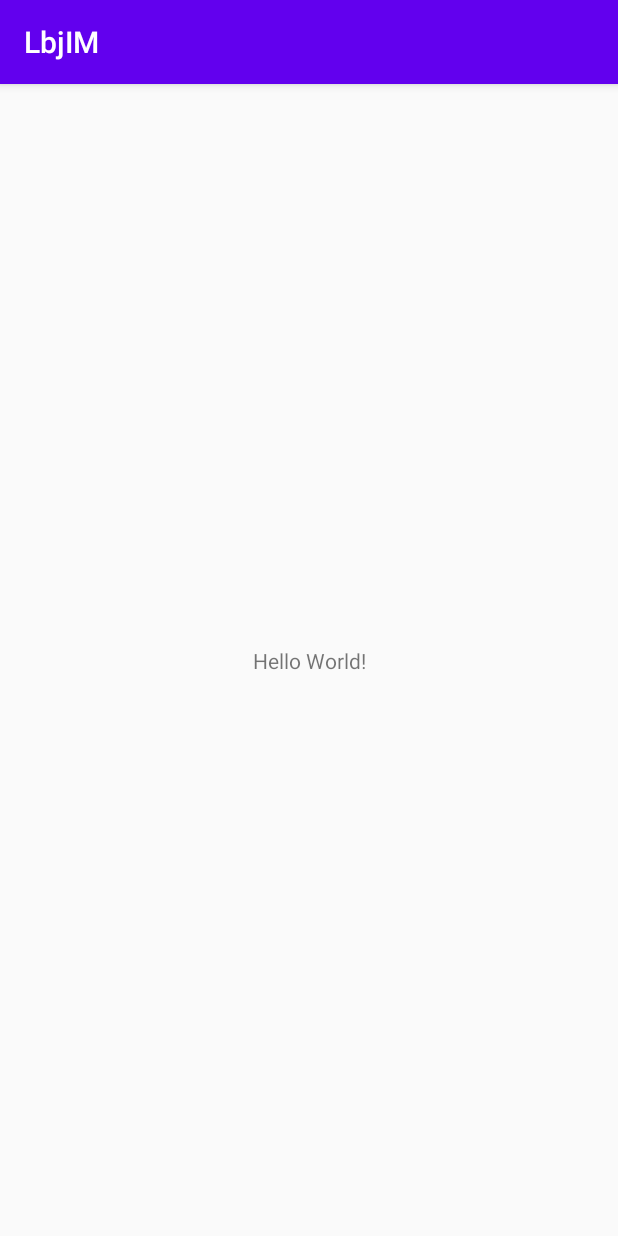
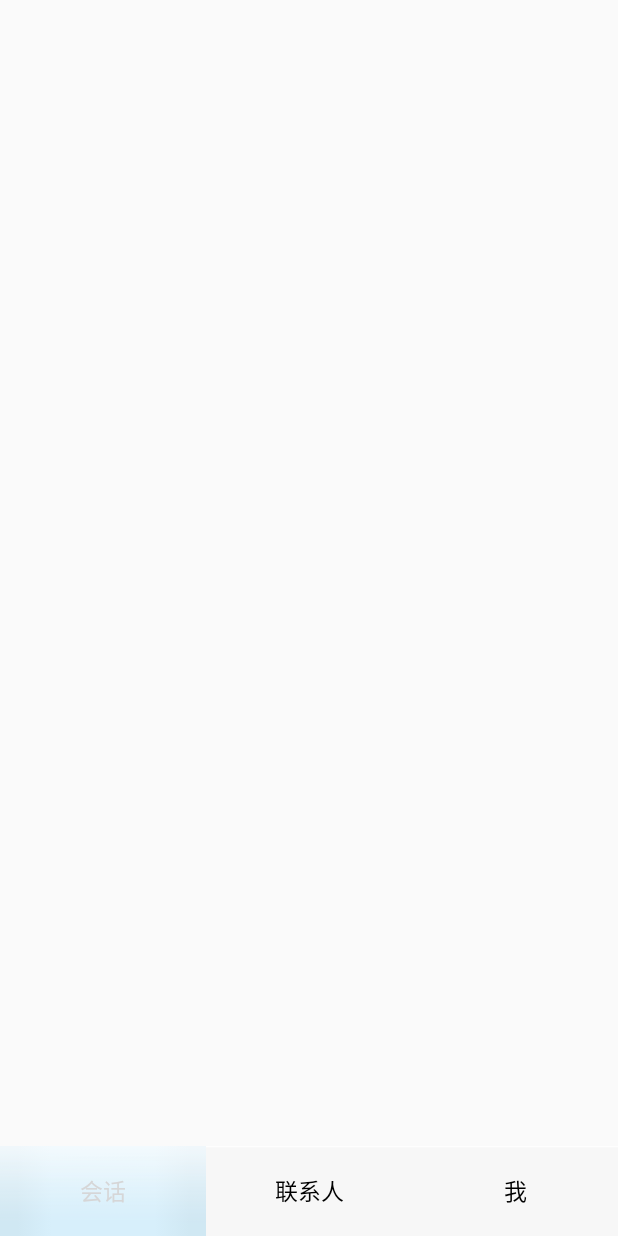
Before and after one commit to laieven/IM, an Android app: the MainActivity screen opened directly, with no data from a screen before it, on a phone screen of 412 x 824 dp. Run offline under Robolectric (Android 15) with nearby library versions, the phone set to English and light mode, and no system bars.

```diff
--- a/app/src/main/AndroidManifest.xml
+++ b/app/src/main/AndroidManifest.xml
@@ -43,22 +43,15 @@
         android:supportsRtl="true"
         android:theme="@style/Theme.GuiguIM"
         tools:targetApi="31">
-        <activity
-            android:name=".LoginActivity"
-            android:exported="false" />
-        <activity
-            android:name=".controller.activity.SplashActivity"
-            android:exported="true">
+        <activity android:name=".controller.activity.MainActivity" />
+        <activity android:name=".controller.activity.LoginActivity" />
+        <activity android:name=".controller.activity.SplashActivity">
             <intent-filter>
                 <action android:name="android.intent.action.MAIN" />
 
                 <category android:name="android.intent.category.LAUNCHER" />
             </intent-filter>
         </activity>
-        <activity
-            android:name=".controller.activity.MainActivity"
-            android:exported="true"></activity>
-        <activity android:name=".controller.activity.LoginActivity" />
 
         <meta-data
             android:name="EASEMOB_APPKEY"
--- a/app/src/main/java/com/lbj/guiguim/controller/activity/MainActivity.java
+++ b/app/src/main/java/com/lbj/guiguim/controller/activity/MainActivity.java
@@ -1,16 +1,75 @@
 package com.lbj.guiguim.controller.activity;
 
 import androidx.appcompat.app.AppCompatActivity;
+import androidx.fragment.app.Fragment;
+import androidx.fragment.app.FragmentActivity;
+import androidx.fragment.app.FragmentManager;
 
 import android.os.Bundle;
+import android.widget.RadioGroup;
 
 import com.lbj.guiguim.R;
+import com.lbj.guiguim.controller.fragment.ChatFragment;
+import com.lbj.guiguim.controller.fragment.ContactListFragment;
+import com.lbj.guiguim.controller.fragment.SettingFragment;
 
-public class MainActivity extends AppCompatActivity {
+import java.util.PrimitiveIterator;
+
+public class MainActivity extends FragmentActivity {
+
+    private RadioGroup rg_main;
+    private ChatFragment chatFragment;
+    private ContactListFragment contactListFragment;
+    private SettingFragment settingFragment;
 
     @Override
     protected void onCreate(Bundle savedInstanceState) {
         super.onCreate(savedInstanceState);
         setContentView(R.layout.activity_main);
+
+        initView();
+
+        initData();
+
+        initListener();
+    }
+
+    private void initListener() {
+        //RadioGroup的监听
+        rg_main.setOnCheckedChangeListener((radioGroup, i) -> {
+            Fragment fragment = null;
+            switch (i){
+                //选择进入某个页面
+                case R.id.rb_main_chat:
+                    fragment = chatFragment;
+                    break;
+                case R.id.rb_main_contact:
+                    fragment = contactListFragment;
+                    break;
+                case R.id.rb_main_setting:
+                    fragment = settingFragment;
+                    break;
+            }
+            switchFragment(fragment);
+        });
+        //默认进入会话
+        rg_main.check(R.id.rb_main_chat);
+    }
+
+    //实现切换
+    private void switchFragment(Fragment fragment) {
+        FragmentManager supportFragmentManager = getSupportFragmentManager();
+        supportFragmentManager.beginTransaction().replace(R.id.fl_main, fragment).commit();
+    }
+
+    private void initData() {
+        chatFragment = new ChatFragment();
+        contactListFragment = new ContactListFragment();
+        settingFragment = new SettingFragment();
+    }
+
+    private void initView() {
+        rg_main = findViewById(R.id.rg_main);
+
     }
 }
--- a/app/src/main/java/com/lbj/guiguim/controller/activity/SplashActivity.java
+++ b/app/src/main/java/com/lbj/guiguim/controller/activity/SplashActivity.java
@@ -9,6 +9,7 @@ import android.os.Build;
 import android.os.Bundle;
 import android.os.Handler;
 import android.os.Message;
+import android.util.Log;
 import android.view.View;
 
 import com.hyphenate.chat.EMClient;
@@ -26,6 +27,7 @@ import java.util.Objects;
 @SuppressWarnings("all")
 public class SplashActivity extends Activity {
 
+    private static final String TAG = "SplashActivity";
     private Handler handler = new Handler(){
         @Override
         public void handleMessage(@NonNull Message msg) {
@@ -72,8 +74,9 @@ public class SplashActivity extends Activity {
                 //判断当前账号是否登录过
                 if (EMClient.getInstance().isLoggedInBefore()){
                     //获取当前用户登录信息
-                    UserInfo id = Model.getInstance().getUserAccountDao().getAllAccountByHuanxinId(EMClient.getInstance().getCurrentUser());
-                    if (!Objects.isNull(id)){
+                    UserInfo userInfo = Model.getInstance().getUserAccountDao().getAllAccountByHuanxinId(EMClient.getInstance().getCurrentUser());
+                    Log.i(TAG, "userInfo: " + userInfo);
+                    if (Objects.isNull(userInfo)){
                         //跳转至登录
                         Intent intent = new Intent(SplashActivity.this,LoginActivity.class);
                         startActivity(intent);
--- /dev/null
+++ b/app/src/main/java/com/lbj/guiguim/controller/fragment/ChatFragment.java
@@ -0,0 +1,6 @@
+package com.lbj.guiguim.controller.fragment;
+
+import androidx.fragment.app.Fragment;
+
+public class ChatFragment extends Fragment {
+}
--- /dev/null
+++ b/app/src/main/java/com/lbj/guiguim/controller/fragment/ContactListFragment.java
@@ -0,0 +1,6 @@
+package com.lbj.guiguim.controller.fragment;
+
+import androidx.fragment.app.Fragment;
+
+public class ContactListFragment extends Fragment {
+}
--- /dev/null
+++ b/app/src/main/java/com/lbj/guiguim/controller/fragment/SettingFragment.java
@@ -0,0 +1,6 @@
+package com.lbj.guiguim.controller.fragment;
+
+import androidx.fragment.app.Fragment;
+
+public class SettingFragment extends Fragment {
+}
--- a/app/src/main/res/layout/activity_main.xml
+++ b/app/src/main/res/layout/activity_main.xml
@@ -1,18 +1,38 @@
 <?xml version="1.0" encoding="utf-8"?>
-<androidx.constraintlayout.widget.ConstraintLayout xmlns:android="http://schemas.android.com/apk/res/android"
-    xmlns:app="http://schemas.android.com/apk/res-auto"
+
+<LinearLayout xmlns:android="http://schemas.android.com/apk/res/android"
     xmlns:tools="http://schemas.android.com/tools"
     android:layout_width="match_parent"
     android:layout_height="match_parent"
-    tools:context=".controller.activity.MainActivity">
+    android:orientation="vertical">
 
-    <TextView
-        android:layout_width="wrap_content"
-        android:layout_height="wrap_content"
-        android:text="Hello World!"
-        app:layout_constraintBottom_toBottomOf="parent"
-        app:layout_constraintEnd_toEndOf="parent"
-        app:layout_constraintStart_toStartOf="parent"
-        app:layout_constraintTop_toTopOf="parent" />
+    <FrameLayout
+        android:id="@+id/fl_main"
+        android:layout_width="match_parent"
+        android:layout_height="0dp"
+        android:layout_weight="1"></FrameLayout>
 
-</androidx.constraintlayout.widget.ConstraintLayout>
+    <RadioGroup
+        android:id="@+id/rg_main"
+        android:layout_width="match_parent"
+        android:layout_height="60dp"
+        android:orientation="horizontal">
+
+        <RadioButton
+            android:id="@+id/rb_main_chat"
+            style="@style/MainButtonStyle"
+            android:text="会话"></RadioButton>
+
+        <RadioButton
+            android:id="@+id/rb_main_contact"
+            style="@style/MainButtonStyle"
+            android:text="联系人"></RadioButton>
+
+        <RadioButton
+            android:id="@+id/rb_main_setting"
+            style="@style/MainButtonStyle"
+            android:text="我"></RadioButton>
+
+    </RadioGroup>
+
+</LinearLayout>
```
